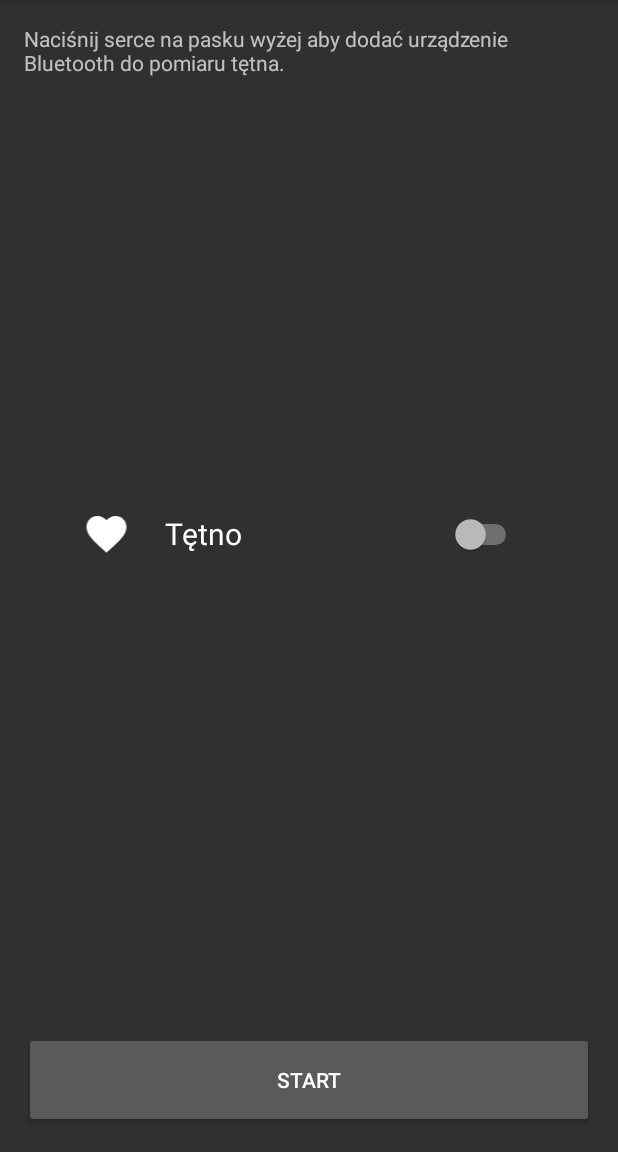
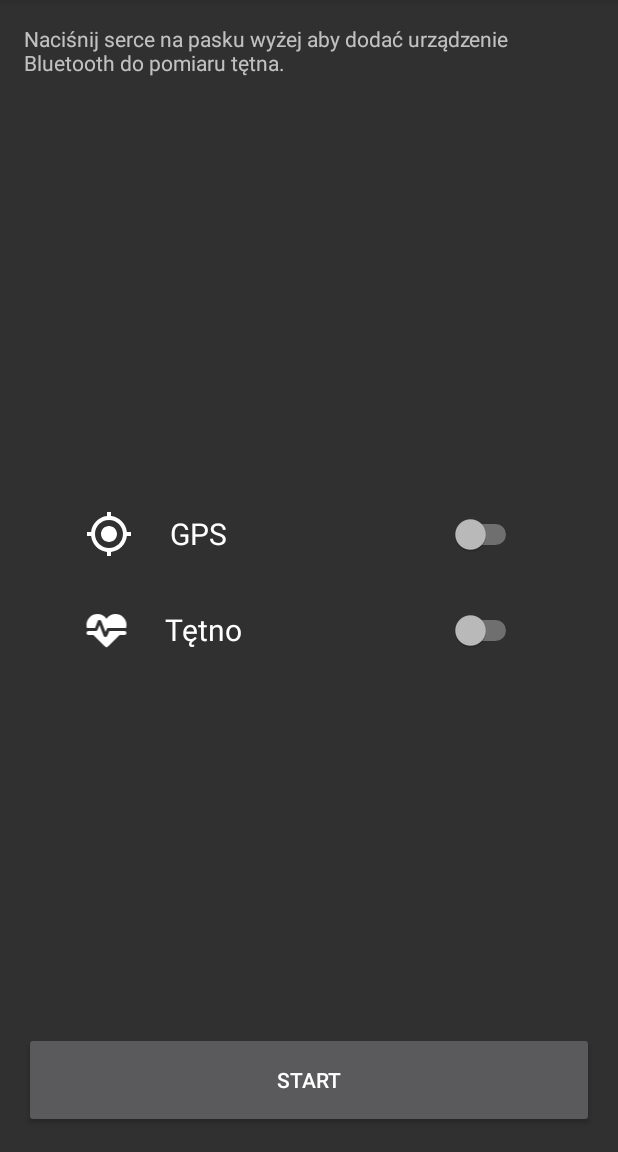
Before and after one commit to krodzik/RUNnnn, an Android app: the screen it shows after launch (MainActivity), on a phone screen of 412 x 824 dp, the part 84-1236 px from its top. Run offline under Robolectric (Android 15) with nearby library versions, the phone set to English and light mode, and no system bars; our stand-ins replace data binding; libraries missing offline, so code that uses them is left out: com.orhanobut.logger; 2 statements that could not run were skipped.

Commit message:
update icons and layout

```diff
--- /dev/null
+++ b/app/src/main/res/drawable/ic_gps_fixed_white_24dp.xml
@@ -0,0 +1,9 @@
+<vector xmlns:android="http://schemas.android.com/apk/res/android"
+        android:width="24dp"
+        android:height="24dp"
+        android:viewportWidth="24.0"
+        android:viewportHeight="24.0">
+    <path
+        android:fillColor="#FFFFFFFF"
+        android:pathData="M12,8c-2.21,0 -4,1.79 -4,4s1.79,4 4,4 4,-1.79 4,-4 -1.79,-4 -4,-4zM20.94,11c-0.46,-4.17 -3.77,-7.48 -7.94,-7.94L13,1h-2v2.06C6.83,3.52 3.52,6.83 3.06,11L1,11v2h2.06c0.46,4.17 3.77,7.48 7.94,7.94L11,23h2v-2.06c4.17,-0.46 7.48,-3.77 7.94,-7.94L23,13v-2h-2.06zM12,19c-3.87,0 -7,-3.13 -7,-7s3.13,-7 7,-7 7,3.13 7,7 -3.13,7 -7,7z"/>
+</vector>
--- /dev/null
+++ b/app/src/main/res/drawable/ic_heart_pulse_24dp.xml
@@ -0,0 +1,9 @@
+<vector xmlns:android="http://schemas.android.com/apk/res/android"
+        android:width="24dp"
+        android:height="24dp"
+        android:viewportWidth="24.0"
+        android:viewportHeight="24.0">
+    <path
+        android:fillColor="#FFFFFFFF"
+        android:pathData="M7.5,4A5.5,5.5 0,0 0,2 9.5C2,10 2.09,10.5 2.22,11H6.3L7.57,7.63C7.87,6.83 9.05,6.75 9.43,7.63L11.5,13L12.09,11.58C12.22,11.25 12.57,11 13,11H21.78C21.91,10.5 22,10 22,9.5A5.5,5.5 0,0 0,16.5 4C14.64,4 13,4.93 12,6.34C11,4.93 9.36,4 7.5,4V4M3,12.5A1,1 0,0 0,2 13.5A1,1 0,0 0,3 14.5H5.44L11,20C12,20.9 12,20.9 13,20L18.56,14.5H21A1,1 0,0 0,22 13.5A1,1 0,0 0,21 12.5H13.4L12.47,14.8C12.07,15.81 10.92,15.67 10.55,14.83L8.5,9.5L7.54,11.83C7.39,12.21 7.05,12.5 6.6,12.5H3Z"/>
+</vector>
--- a/app/src/main/res/layout/activity_main.xml
+++ b/app/src/main/res/layout/activity_main.xml
@@ -31,9 +31,10 @@
             android:layout_marginTop="@dimen/activity_vertical_margin"
             android:layout_marginLeft="@dimen/activity_horizontal_margin"
             android:layout_marginRight="@dimen/activity_horizontal_margin"
-            android:text="Naciśnij serce na pasku wyżej aby dodać urządzenie Bluetooth do pomiaru tętna." />
+            android:text="@string/howToAddDeviceInfo" />
 
         <LinearLayout
+            android:id="@+id/gps"
             android:layout_width="match_parent"
             android:layout_centerVertical="true"
             android:layout_height="wrap_content"
@@ -43,7 +44,35 @@
             android:layout_marginTop="@dimen/activity_vertical_margin">
 
             <ImageView
-                android:src="@drawable/ic_heart_white_24dp"
+                android:src="@drawable/ic_gps_fixed_white_24dp"
+                android:layout_weight="0.25"
+                android:layout_width="32dp"
+                android:layout_height="32dp" />
+
+            <Switch
+                android:id="@+id/gpsSwitch"
+                android:text="@string/gps"
+                android:textSize="20sp"
+                android:layout_weight="0.75"
+                android:layout_width="wrap_content"
+                android:layout_height="32dp"
+                android:layout_marginEnd="32dp"
+                android:checked="false"/>
+
+        </LinearLayout>
+
+        <LinearLayout
+            android:id="@+id/heartRate"
+            android:layout_width="match_parent"
+            android:layout_below="@id/gps"
+            android:layout_height="wrap_content"
+            android:layout_marginBottom="@dimen/activity_vertical_margin"
+            android:layout_marginLeft="32dp"
+            android:layout_marginRight="32dp"
+            android:layout_marginTop="@dimen/activity_vertical_margin">
+
+            <ImageView
+                android:src="@drawable/ic_heart_pulse_24dp"
                 android:layout_weight="0.25"
                 android:layout_width="32dp"
                 android:layout_height="32dp" />
--- a/app/src/main/res/values/strings.xml
+++ b/app/src/main/res/values/strings.xml
@@ -17,6 +17,7 @@
     <string name="cantConnectDeviceInfoMessage">Nie można połączyć się z urządzeniem Bluetooth. Upewnij się, że urządzenie, którego próbujesz użyć zostało wcześniej dodane.</string>
     <string name="cantConnectDeviceInfoPositive">Spróbuj ponowanie</string>
     <string name="cantConnectDeviceInfoNegative">Zamknij</string>
+    <string name="gps">GPS</string>
 
     <!-- Add Device Screen -->
     <string name="scanForDevicesButton">Skanuj</string>
@@ -55,5 +56,6 @@
     <string name="averageSpeed">śr. pręd.</string>
     <string name="averagePace">śr. tempo</string>
     <string name="averageHeartRate">śr. tętno</string>
+    <string name="howToAddDeviceInfo">Naciśnij serce na pasku wyżej aby dodać urządzenie Bluetooth do pomiaru tętna.</string>
 
 </resources>
```
